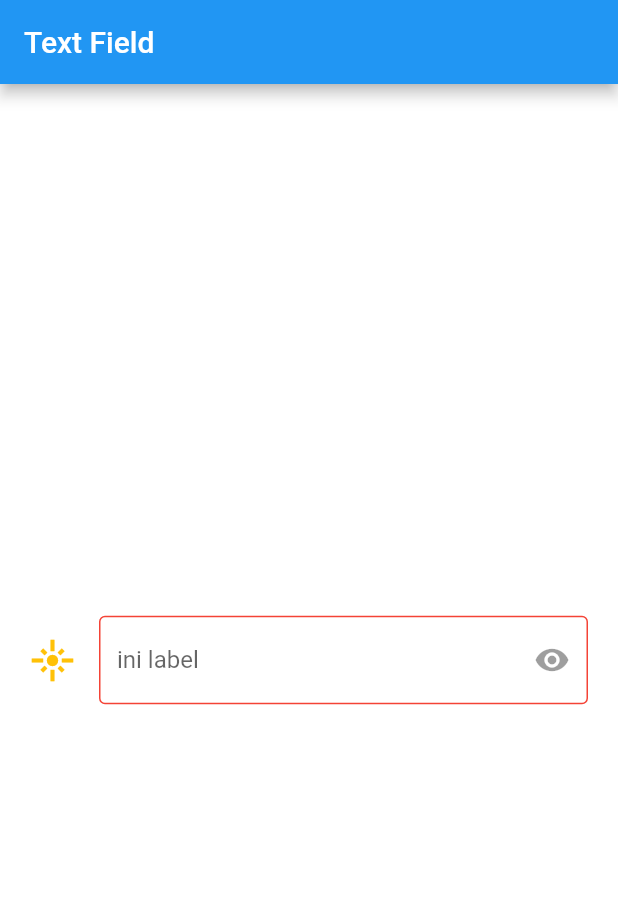
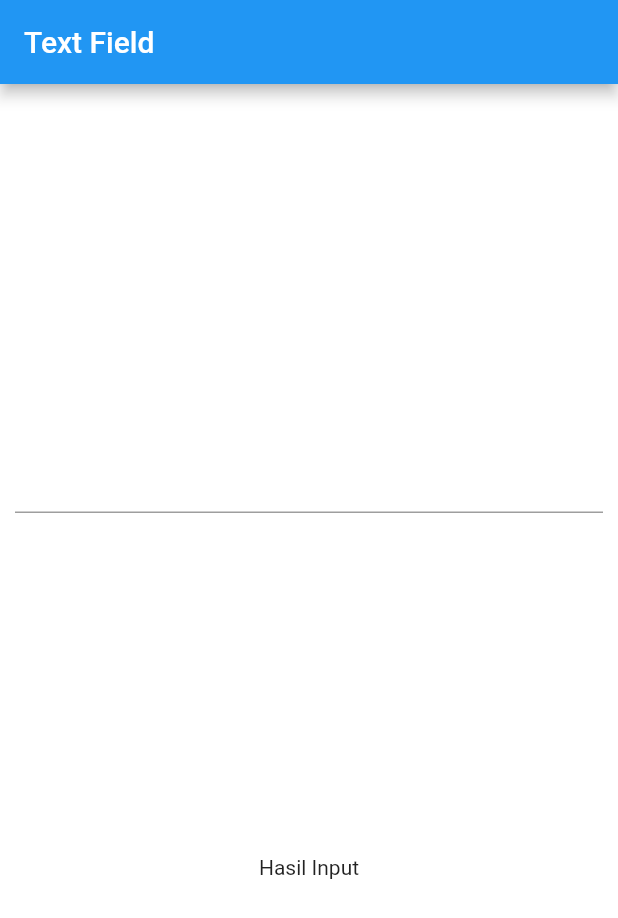
Before and after one commit to ammar-hanif-fauzan/flutter_basic, a Flutter app: the screen it shows after launch, on a phone screen of 412 x 824 dp. Shown: the top 918 px of the screen. Run offline on Flutter 3.47's test engine with Material 2 defaults, Android fonts, the phone set to English and light mode, and no system bars; our stand-ins replace faker.

Commit message:
text field function

```diff
--- a/lib/13 main text-field.dart
+++ b/lib/13 main text-field.dart
@@ -1,3 +1,5 @@
+// ignore_for_file: file_names
+
 import 'package:flutter/material.dart';
 
 void main() {
--- a/lib/main.dart
+++ b/lib/main.dart
@@ -1,11 +1,22 @@
+// ignore_for_file: avoid_print
+
 import 'package:flutter/material.dart';
 
 void main() {
   runApp(const MyApp());
 }
 
-class MyApp extends StatelessWidget {
+class MyApp extends StatefulWidget {
   const MyApp({super.key});
+
+  @override
+  State<MyApp> createState() => _MyAppState();
+}
+
+class _MyAppState extends State<MyApp> {
+  final TextEditingController myController = TextEditingController();
+
+  String hasil = "Hasil Input";
 
   @override
   Widget build(BuildContext context) {
@@ -17,55 +28,29 @@ class MyApp extends StatelessWidget {
         ),
         body: Container(
           color: Colors.white,
-          child: const Center(
+          child: Center(
             child: Padding(
-              padding: EdgeInsets.all(20),
-              child: TextField(
-                style: TextStyle(
-                  color: Colors.black,
-                  decorationColor: Colors.amber,
-                ),
-                showCursor: true, // menampilkan cursor pada form input
-                cursorColor: Colors.black,
-                cursorWidth: 10, // lebar cursor
-                cursorHeight: 20, // tinggi cursor
-                // cursorRadius: Radius.circular(10.0), // cursor memiliki radius
-
-                textAlign: TextAlign.start, // text align horizontal
-                textAlignVertical: TextAlignVertical.center, // vertical
-                textCapitalization: TextCapitalization.words, //huruh depan 'Ab'
-
-                decoration: InputDecoration(
-                    icon: Icon(
-                      Icons.flare,
-                      color: Colors.amber,
-                      size: 30,
-                    ),
-                    border: OutlineInputBorder(), // border
-                    focusedBorder: OutlineInputBorder(
-                      borderSide: BorderSide(
-                        color: Colors.amber,
-                      ),
-                    ), //ketika border fokus
-                    enabledBorder: OutlineInputBorder(
-                      borderSide: BorderSide(
-                        color: Colors.red,
-                      ),
-                    ), //ketika border tidak fokus
-
-                    // prefixIcon: Icon(Icons.person), //icon dalam border depan
-                    suffixIcon: IconButton(
-                      onPressed: null,
-                      icon: Icon(Icons.remove_red_eye),
-                    ), //icon dalam border blakang & fungsi utk password
-
-                    prefixText: '+62 ', // prefix text
-                    labelText: 'ini label', //bisa jadi place holder juga
-                    focusColor: Colors.white,
-                    hintText: '812 xxxxxxxx', // ini place holder
-                    hintStyle: TextStyle(
-                      color: Colors.red, //place holder warna merah
-                    )),
+              padding: const EdgeInsets.all(10),
+              child: Column(
+                mainAxisAlignment: MainAxisAlignment.spaceEvenly,
+                children: [
+                  TextField(
+                    controller: myController, // auto fill
+                    onChanged: (value) {
+                      print(value);
+                    },
+                    onSubmitted: (value) {
+                      print('submited :$value');
+                      setState(() {
+                        hasil = value;
+                      });
+                    },
+                    onEditingComplete: () {
+                      print('Input Complete');
+                    },
+                  ),
+                  Text(hasil)
+                ],
               ),
             ),
           ),
```
Also changed, not shown: lib/14 main text-field-decoration.dart (added, +78 -0 lines), 1 other file.
